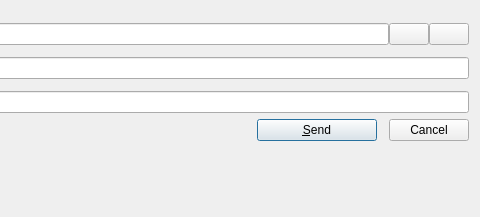
The window that src/qt/forms/sendcoinsdialog.ui (raffermeko/bitcoin) describes before a commit, drawn with Qt 5; both pictures show x 206 to 686 and y 0 to 217 of the 686 by 217 pixel window.
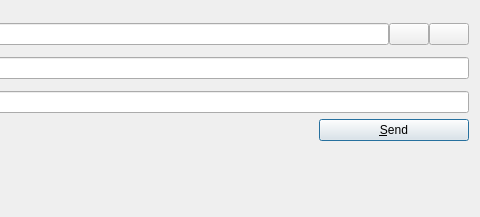
The same window after the commit. Icons and pictures are not drawn. Custom widgets are drawn as their Qt base class.

The edit to the form file:
```diff
--- a/src/qt/forms/sendcoinsdialog.ui
+++ b/src/qt/forms/sendcoinsdialog.ui
@@ -178,7 +178,7 @@
       <widget class="QPushButton" name="sendButton">
        <property name="minimumSize">
         <size>
-         <width>120</width>
+         <width>150</width>
          <height>0</height>
         </size>
        </property>
@@ -197,25 +197,6 @@
        </property>
       </widget>
      </item>
-     <item>
-      <widget class="QDialogButtonBox" name="buttonBox">
-       <property name="sizePolicy">
-        <sizepolicy hsizetype="Maximum" vsizetype="Fixed">
-         <horstretch>0</horstretch>
-         <verstretch>0</verstretch>
-        </sizepolicy>
-       </property>
-       <property name="toolTip">
-        <string>Abort the send action</string>
-       </property>
-       <property name="standardButtons">
-        <set>QDialogButtonBox::Cancel</set>
-       </property>
-       <property name="centerButtons">
-        <bool>false</bool>
-       </property>
-      </widget>
-     </item>
     </layout>
    </item>
    <item>
```
Left out of the diff: 4 changed lines with no effect on the pictures.
